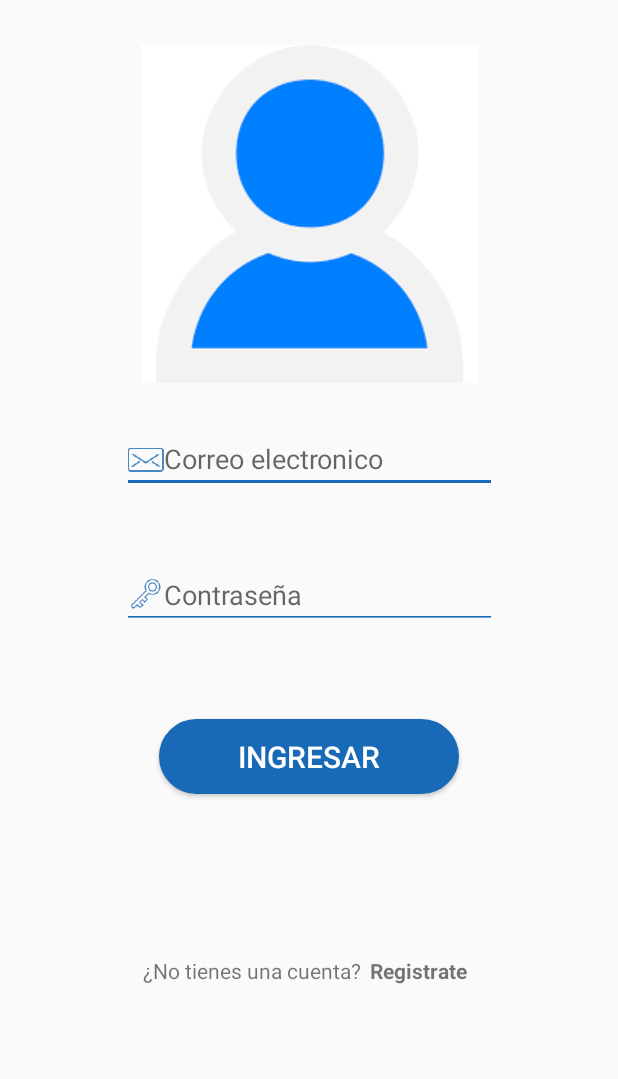
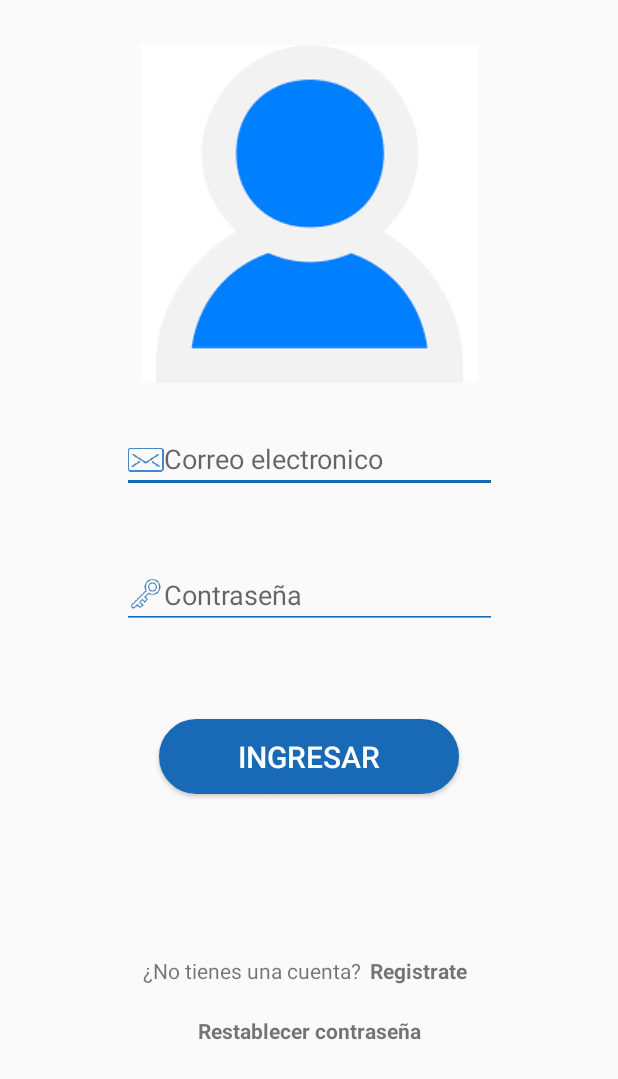
Before and after one commit to kevinrRamirez/Login, an Android app: the screen it shows after launch (MainActivity), on a phone screen of 412 x 824 dp. Shown: the top 1079 px of the screen. Run offline under Robolectric (Android 15) with nearby library versions, the phone set to English and light mode, and no system bars; our stand-ins replace Firebase (no records; nobody signed in at launch, a user with empty details on screens opened directly), Volley, navigation-ui.

Commit message:
Restablecer contraseña

```diff
--- a/app/src/main/res/layout/activity_main.xml
+++ b/app/src/main/res/layout/activity_main.xml
@@ -98,13 +98,13 @@
                 app:layout_constraintBottom_toBottomOf="parent"
                 app:layout_constraintEnd_toEndOf="parent"
                 app:layout_constraintStart_toStartOf="parent"
-                app:layout_constraintTop_toBottomOf="@+id/btnIngresar">
+                app:layout_constraintTop_toBottomOf="@+id/btnIngresar"
+                android:id="@+id/cl_1">
 
                 <TextView
                     android:id="@+id/textView1"
                     android:layout_width="0dp"
                     android:layout_height="35dp"
-                    android:onClick="ctrlReestablecerPass"
                     android:text="@string/no_tienes_cuenta"
                     app:layout_constraintBottom_toBottomOf="parent"
                     app:layout_constraintStart_toStartOf="parent"
@@ -125,6 +125,19 @@
 
             </androidx.constraintlayout.widget.ConstraintLayout>
 
+            <TextView
+                android:id="@+id/tv_registrate2"
+                android:layout_width="wrap_content"
+                android:layout_height="35dp"
+                android:onClick="ctrlReestablecerPass"
+                android:text="@string/Restablecer_contraseña"
+                android:textStyle="bold"
+                app:layout_constraintTop_toBottomOf="@+id/cl_1"
+                app:layout_constraintEnd_toEndOf="parent"
+                app:layout_constraintStart_toStartOf="parent"
+                app:layout_constraintBottom_toBottomOf="parent"
+                android:layout_marginBottom="20dp"/>
+
 
         </androidx.constraintlayout.widget.ConstraintLayout>
     </ScrollView>
--- a/app/src/main/res/values/strings.xml
+++ b/app/src/main/res/values/strings.xml
@@ -87,7 +87,7 @@
     <string name="aceptar_politicas">Lei el aviso de privacidad y estoy de acuerdo</string>
     <string name="preguntas_frecuentes">Preguntas frecuentes</string>
     <string name="texto_aviso">¿Cómo puedo volverme paseador ? \nDescarga nuestra aplicación PaseAndo paseador y solo regístrate. \n ¿Cómo son los paseos? \nLos paseos son caminando, ya que consideramos que es la mejor forma de alegrar el día, ejercitando y sociabilizando.  \n¿Cuál es el costo de los paseos? \nEs de 25 pesos por 30 min, 40 por un hora, 60 por dos horas. \n¿Cuál es la forma de pago? \nPor ahora solo contamos con método en efectivo.   \n¿Qué NO debo hacer si mi perro es agresivo?\n •\tProvocar la agresividad. •\tEsperar que se arregle solo. •\tLiderar erróneamente la manada. •\tImponerse sobre el perro. •\tGolpearle o castigarle. •\tReforzar la agresividad. •\tOlvidar que el perro puede suponer un riesgo. \nEstos puntos pueden reforzar esa conducta agresiva. · \n¿Qué SÍ debo hacer si mi perro es agresivo?\n •\tSeguridad ante todo. •\tEvitar las situaciones agresivas. •\tGánatelo todo, amigo. •\tUniformizar la relación con el perro. •\tRutina de actividades. •\tObediencia en positivo.</string>
-
+    <string name="Restablecer_contraseña">Restablecer contraseña</string>
 
 
 </resources>
```
